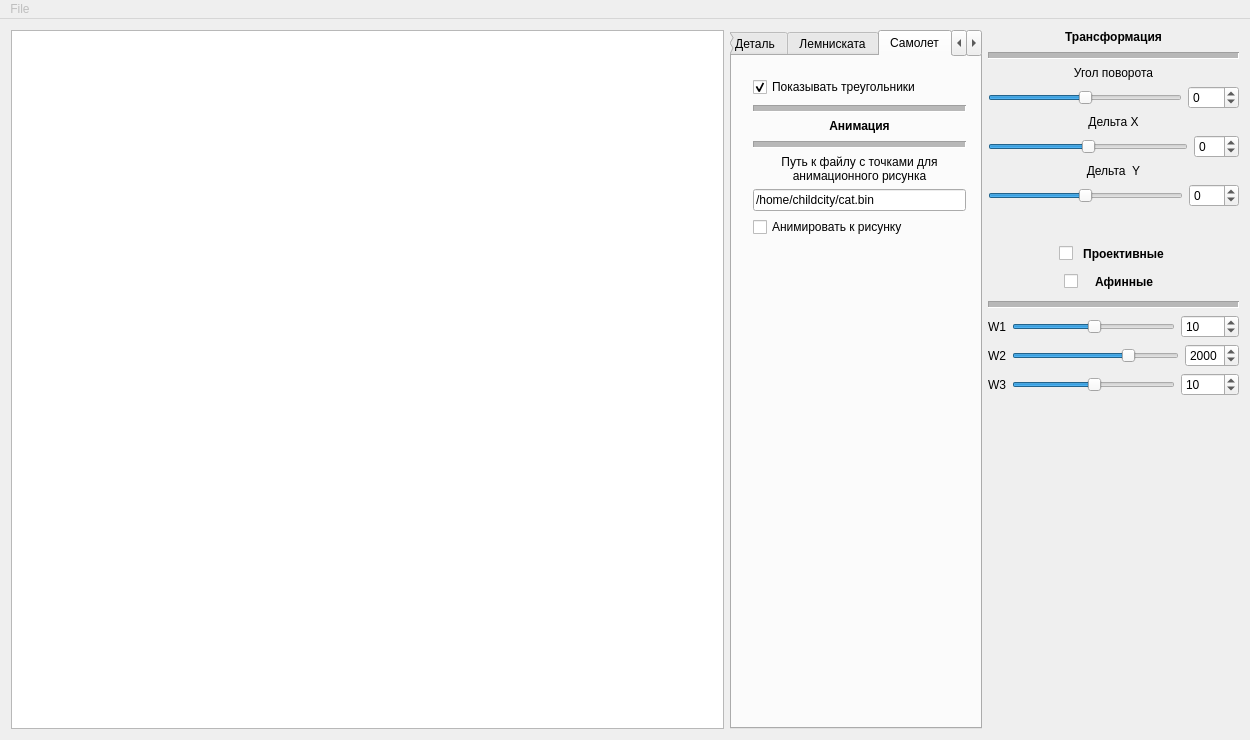
First picture: the form in MainWindow/mainwindow.ui, repository Childcity/QtGraphicsExample, before the edit.
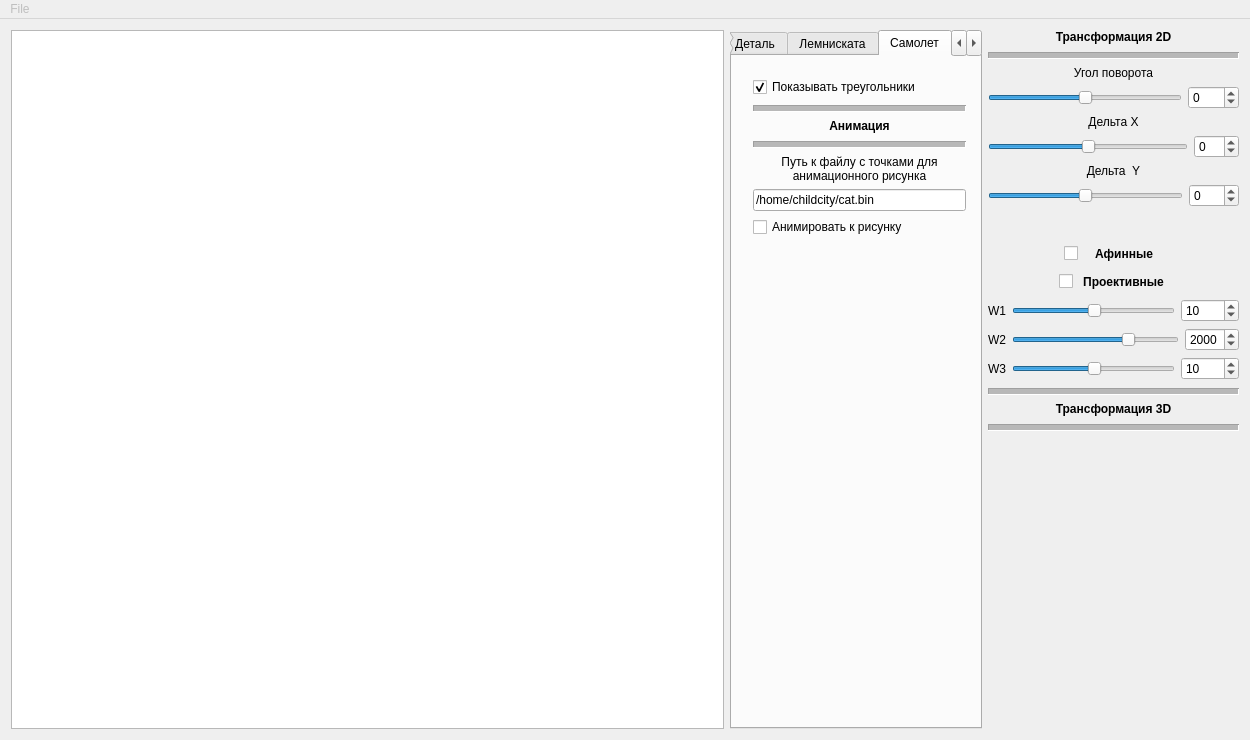
Second picture: the form after the edit. The open tabs and pages were chosen to show the change. Icons and pictures are not drawn. Custom widgets are drawn as their Qt base class.

Patch:
```diff
--- a/MainWindow/mainwindow.ui
+++ b/MainWindow/mainwindow.ui
@@ -928,7 +928,7 @@
            </font>
           </property>
           <property name="text">
-           <string>Трансформация</string>
+           <string>Трансформация 2D</string>
           </property>
           <property name="alignment">
            <set>Qt::AlignCenter</set>
@@ -1083,81 +1083,10 @@
           </item>
          </layout>
         </item>
-        <item>
-         <layout class="QHBoxLayout" name="horizontalLayout_16">
-          <property name="topMargin">
-           <number>30</number>
-          </property>
-          <property name="bottomMargin">
-           <number>0</number>
-          </property>
-          <item>
-           <spacer name="horizontalSpacer">
-            <property name="orientation">
-             <enum>Qt::Horizontal</enum>
-            </property>
-            <property name="sizeHint" stdset="0">
-             <size>
-              <width>40</width>
-              <height>20</height>
-             </size>
-            </property>
-           </spacer>
-          </item>
-          <item>
-           <widget class="QCheckBox" name="checkBox_2">
-            <property name="maximumSize">
-             <size>
-              <width>20</width>
-              <height>16777215</height>
-             </size>
-            </property>
-            <property name="text">
-             <string/>
-            </property>
-           </widget>
-          </item>
-          <item>
-           <widget class="QPushButton" name="pushButton">
-            <property name="minimumSize">
-             <size>
-              <width>0</width>
-              <height>0</height>
-             </size>
-            </property>
-            <property name="font">
-             <font>
-              <weight>75</weight>
-              <bold>true</bold>
-             </font>
-            </property>
-            <property name="text">
-             <string>Проективные</string>
-            </property>
-            <property name="flat">
-             <bool>true</bool>
-            </property>
-           </widget>
-          </item>
-          <item>
-           <spacer name="horizontalSpacer_2">
-            <property name="orientation">
-             <enum>Qt::Horizontal</enum>
-            </property>
-            <property name="sizeHint" stdset="0">
-             <size>
-              <width>0</width>
-              <height>20</height>
-             </size>
-            </property>
-           </spacer>
-          </item>
-         </layout>
-        </item>
         <item>
          <layout class="QHBoxLayout" name="horizontalLayout_17">
           <property name="topMargin">
-           <number>0</number>
+           <number>30</number>
           </property>
           <property name="bottomMargin">
            <number>0</number>
@@ -1226,23 +1155,75 @@
          </layout>
         </item>
         <item>
-         <widget class="Line" name="line_6">
-          <property name="minimumSize">
-           <size>
-            <width>0</width>
-            <height>10</height>
-           </size>
+         <layout class="QHBoxLayout" name="horizontalLayout_16">
+          <property name="topMargin">
+           <number>0</number>
           </property>
-          <property name="lineWidth">
-           <number>1</number>
+          <property name="bottomMargin">
+           <number>0</number>
           </property>
-          <property name="midLineWidth">
-           <number>5</number>
-          </property>
-          <property name="orientation">
-           <enum>Qt::Horizontal</enum>
-          </property>
-         </widget>
+          <item>
+           <spacer name="horizontalSpacer">
+            <property name="orientation">
+             <enum>Qt::Horizontal</enum>
+            </property>
+            <property name="sizeHint" stdset="0">
+             <size>
+              <width>40</width>
+              <height>20</height>
+             </size>
+            </property>
+           </spacer>
+          </item>
+          <item>
+           <widget class="QCheckBox" name="checkBox_2">
+            <property name="maximumSize">
+             <size>
+              <width>20</width>
+              <height>16777215</height>
+             </size>
+            </property>
+            <property name="text">
+             <string/>
+            </property>
+           </widget>
+          </item>
+          <item>
+           <widget class="QPushButton" name="pushButton">
+            <property name="minimumSize">
+             <size>
+              <width>0</width>
+              <height>0</height>
+             </size>
+            </property>
+            <property name="font">
+             <font>
+              <weight>75</weight>
+              <bold>true</bold>
+             </font>
+            </property>
+            <property name="text">
+             <string>Проективные</string>
+            </property>
+            <property name="flat">
+             <bool>true</bool>
+            </property>
+           </widget>
+          </item>
+          <item>
+           <spacer name="horizontalSpacer_2">
+            <property name="orientation">
+             <enum>Qt::Horizontal</enum>
+            </property>
+            <property name="sizeHint" stdset="0">
+             <size>
+              <width>0</width>
+              <height>20</height>
+             </size>
+            </property>
+           </spacer>
+          </item>
+         </layout>
         </item>
         <item>
          <layout class="QHBoxLayout" name="horizontalLayout_12">
@@ -1391,6 +1372,57 @@
           </item>
          </layout>
         </item>
+        <item>
+         <widget class="Line" name="line_3">
+          <property name="minimumSize">
+           <size>
+            <width>0</width>
+            <height>10</height>
+           </size>
+          </property>
+          <property name="midLineWidth">
+           <number>5</number>
+          </property>
+          <property name="orientation">
+           <enum>Qt::Horizontal</enum>
+          </property>
+         </widget>
+        </item>
+        <item>
+         <widget class="QLabel" name="label_34">
+          <property name="font">
+           <font>
+            <weight>75</weight>
+            <bold>true</bold>
+           </font>
+          </property>
+          <property name="text">
+           <string>Трансформация 3D</string>
+          </property>
+          <property name="alignment">
+           <set>Qt::AlignCenter</set>
+          </property>
+         </widget>
+        </item>
+        <item>
+         <widget class="Line" name="line_6">
+          <property name="minimumSize">
+           <size>
+            <width>0</width>
+            <height>10</height>
+           </size>
+          </property>
+          <property name="lineWidth">
+           <number>1</number>
+          </property>
+          <property name="midLineWidth">
+           <number>5</number>
+          </property>
+          <property name="orientation">
+           <enum>Qt::Horizontal</enum>
+          </property>
+         </widget>
+        </item>
         <item>
          <spacer name="verticalSpacer_2">
           <property name="orientation">
```
Left out of the diff: 7 changed lines with no effect on the pictures.
